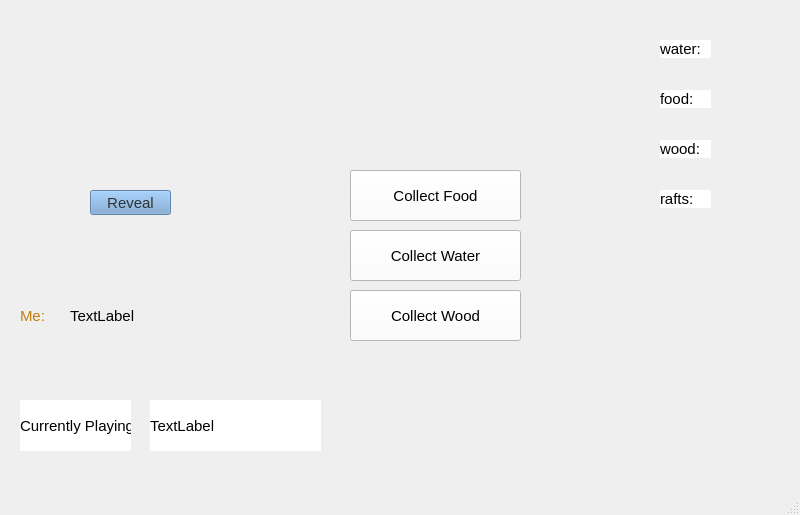
magacevic/Hellapagos, file hellapagos/gamewindow.ui: the form before one commit.
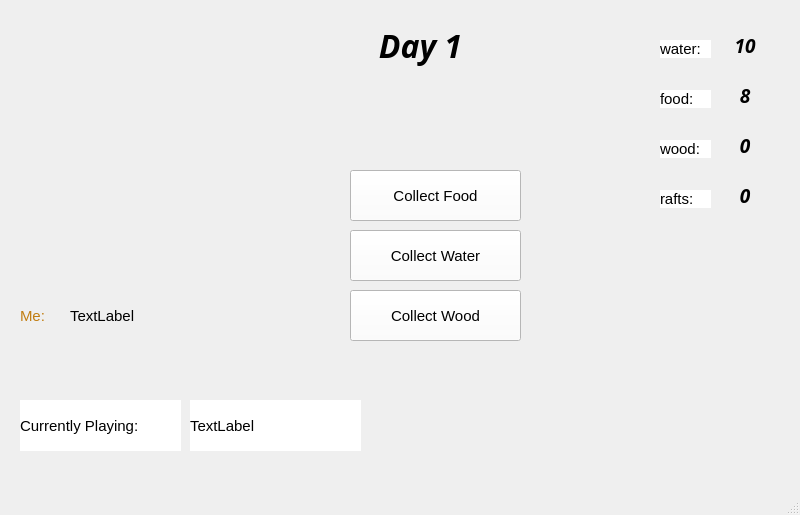
The form after the commit. Icons and pictures are not drawn.

Commit message: round counter label

```diff
--- a/hellapagos/gamewindow.ui
+++ b/hellapagos/gamewindow.ui
@@ -378,30 +378,6 @@
      <string>Me:</string>
     </property>
    </widget>
-   <widget class="QPushButton" name="revealButton">
-    <property name="enabled">
-     <bool>false</bool>
-    </property>
-    <property name="geometry">
-     <rect>
-      <x>90</x>
-      <y>190</y>
-      <width>81</width>
-      <height>25</height>
-     </rect>
-    </property>
-    <property name="styleSheet">
-     <string notr="true">color: rgb(46, 52, 54);
-border-color: rgb(0, 0, 0);
-border-image: url(:/light-wood-grain-texture_303714-25017.jpg);
-background-color: rgb(114, 159, 207);
-font: 700 italic 14pt &quot;Ubuntu Condensed&quot;;
-</string>
-    </property>
-    <property name="text">
-     <string>Reveal</string>
-    </property>
-   </widget>
    <widget class="QPushButton" name="collectWoodButton">
     <property name="geometry">
      <rect>
@@ -458,7 +434,7 @@
      <rect>
       <x>20</x>
       <y>400</y>
-      <width>111</width>
+      <width>161</width>
       <height>51</height>
      </rect>
     </property>
@@ -473,7 +449,7 @@
    <widget class="QLabel" name="currPlayerName">
     <property name="geometry">
      <rect>
-      <x>150</x>
+      <x>190</x>
       <y>400</y>
       <width>171</width>
       <height>51</height>
@@ -515,7 +491,7 @@
 qproperty-alignment: 'AlignCenter';</string>
     </property>
     <property name="text">
-     <string/>
+     <string>10</string>
     </property>
     <property name="pixmap">
      <pixmap>blue.jpg</pixmap>
@@ -549,7 +525,7 @@
 qproperty-alignment: 'AlignCenter';</string>
     </property>
     <property name="text">
-     <string/>
+     <string>8</string>
     </property>
     <property name="pixmap">
      <pixmap>blue.jpg</pixmap>
@@ -583,7 +559,7 @@
 qproperty-alignment: 'AlignCenter';</string>
     </property>
     <property name="text">
-     <string/>
+     <string>0</string>
     </property>
     <property name="pixmap">
      <pixmap>blue.jpg</pixmap>
@@ -617,7 +593,7 @@
 qproperty-alignment: 'AlignCenter';</string>
     </property>
     <property name="text">
-     <string/>
+     <string>0</string>
     </property>
     <property name="pixmap">
      <pixmap>blue.jpg</pixmap>
@@ -694,6 +670,34 @@
      <string>rafts:</string>
     </property>
    </widget>
+   <widget class="QLabel" name="roundLabel">
+    <property name="geometry">
+     <rect>
+      <x>310</x>
+      <y>10</y>
+      <width>221</width>
+      <height>71</height>
+     </rect>
+    </property>
+    <property name="font">
+     <font>
+      <family>Ubuntu Condensed</family>
+      <pointsize>24</pointsize>
+      <italic>true</italic>
+      <bold>true</bold>
+     </font>
+    </property>
+    <property name="styleSheet">
+     <string notr="true">background: transparent;
+</string>
+    </property>
+    <property name="text">
+     <string>Day 1</string>
+    </property>
+    <property name="alignment">
+     <set>Qt::AlignmentFlag::AlignCenter</set>
+    </property>
+   </widget>
   </widget>
   <widget class="QMenuBar" name="menubar">
    <property name="geometry">
```
Left out of the diff: 2 changed lines with no effect on the pictures. The commit also changes 5 other files.
